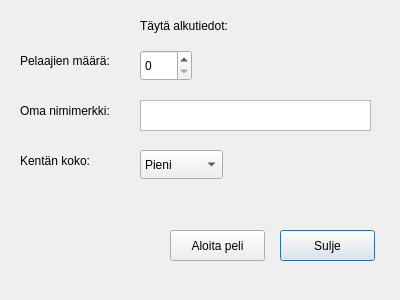
Old version of the form ElectionGame/Student/setupwindow.ui in the repository elguitar/los-horos.
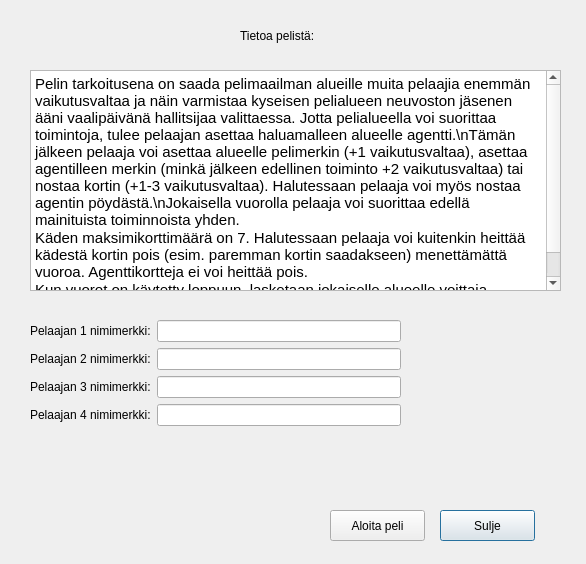
New version of the form.

Commit message: =setupwindow kokonaan uusittu, pelaajien luontia muutettu niin että pelaajia voi nyt tehdä 2-4 ja niitä ei enää tehdä mainissa.

What changed in the file:
```diff
--- a/ElectionGame/Student/setupwindow.ui
+++ b/ElectionGame/Student/setupwindow.ui
@@ -6,8 +6,8 @@
    <rect>
     <x>0</x>
     <y>0</y>
-    <width>400</width>
-    <height>300</height>
+    <width>586</width>
+    <height>564</height>
    </rect>
   </property>
   <property name="windowTitle">
@@ -16,8 +16,8 @@
   <widget class="QPushButton" name="Suljebutton">
    <property name="geometry">
     <rect>
-     <x>280</x>
-     <y>230</y>
+     <x>440</x>
+     <y>510</y>
      <width>95</width>
      <height>31</height>
     </rect>
@@ -29,8 +29,8 @@
   <widget class="QPushButton" name="Aloitabutton">
    <property name="geometry">
     <rect>
-     <x>170</x>
-     <y>230</y>
+     <x>330</x>
+     <y>510</y>
      <width>95</width>
      <height>31</height>
     </rect>
@@ -39,100 +39,89 @@
     <string>Aloita peli</string>
    </property>
   </widget>
-  <widget class="QLabel" name="Pelaajat_label">
-   <property name="geometry">
-    <rect>
-     <x>20</x>
-     <y>50</y>
-     <width>111</width>
-     <height>21</height>
-    </rect>
-   </property>
-   <property name="text">
-    <string>Pelaajien määrä:</string>
-   </property>
-  </widget>
   <widget class="QLabel" name="Title_label">
    <property name="geometry">
     <rect>
-     <x>140</x>
-     <y>10</y>
+     <x>240</x>
+     <y>20</y>
      <width>111</width>
      <height>31</height>
     </rect>
    </property>
    <property name="text">
-    <string>Täytä alkutiedot:</string>
+    <string>Tietoa pelistä:</string>
    </property>
   </widget>
-  <widget class="QLabel" name="Nimimerkki_label">
+  <widget class="QTextBrowser" name="saantoBox">
    <property name="geometry">
     <rect>
-     <x>20</x>
-     <y>100</y>
-     <width>111</width>
-     <height>21</height>
+     <x>30</x>
+     <y>70</y>
+     <width>531</width>
+     <height>221</height>
     </rect>
    </property>
-   <property name="text">
-    <string>Oma nimimerkki:</string>
+   <property name="html">
+    <string>&lt;!DOCTYPE HTML PUBLIC &quot;-//W3C//DTD HTML 4.0//EN&quot; &quot;http://www.w3.org/TR/REC-html40/strict.dtd&quot;&gt;
+&lt;html&gt;&lt;head&gt;&lt;meta name=&quot;qrichtext&quot; content=&quot;1&quot; /&gt;&lt;style type=&quot;text/css&quot;&gt;
+p, li { white-space: pre-wrap; }
+&lt;/style&gt;&lt;/head&gt;&lt;body style=&quot; font-family:'Cantarell'; font-size:11pt; font-weight:400; font-style:normal;&quot;&gt;
+&lt;p style=&quot; margin-top:0px; margin-bottom:0px; margin-left:0px; margin-right:0px; -qt-block-indent:0; text-indent:0px;&quot;&gt;Pelin tarkoitusena on saada pelimaailman alueille muita pelaajia enemmän vaikutusvaltaa ja näin varmistaa kyseisen pelialueen neuvoston jäsenen ääni vaalipäivänä hallitsijaa valittaessa. Jotta pelialueella voi suorittaa toimintoja, tulee pelaajan asettaa haluamalleen alueelle agentti.\nTämän jälkeen pelaaja voi asettaa alueelle pelimerkin (+1 vaikutusvaltaa), asettaa agentilleen merkin (minkä jälkeen edellinen toiminto +2 vaikutusvaltaa) tai nostaa kortin (+1-3 vaikutusvaltaa). Halutessaan pelaaja voi myös nostaa agentin pöydästä.\nJokaisella vuorolla pelaaja voi suorittaa edellä mainituista toiminnoista yhden. &lt;/p&gt;
+&lt;p style=&quot; margin-top:0px; margin-bottom:0px; margin-left:0px; margin-right:0px; -qt-block-indent:0; text-indent:0px;&quot;&gt;Käden maksimikorttimäärä on 7. Halutessaan pelaaja voi kuitenkin heittää kädestä kortin pois (esim. paremman kortin saadakseen) menettämättä vuoroa. Agenttikortteja ei voi heittää pois.&lt;/p&gt;
+&lt;p style=&quot; margin-top:0px; margin-bottom:0px; margin-left:0px; margin-right:0px; -qt-block-indent:0; text-indent:0px;&quot;&gt;Kun vuorot on käytetty loppuun, lasketaan jokaiselle alueelle voittaja. Tasatilanteessa suurimman kokonaisvaikutusvallan omaava pelaaja voittaa.&lt;/p&gt;&lt;/body&gt;&lt;/html&gt;</string>
    </property>
   </widget>
-  <widget class="QLabel" name="Kentankoko_label">
+  <widget class="QWidget" name="formLayoutWidget">
    <property name="geometry">
     <rect>
-     <x>20</x>
-     <y>150</y>
-     <width>111</width>
-     <height>21</height>
+     <x>30</x>
+     <y>320</y>
+     <width>371</width>
+     <height>171</height>
     </rect>
    </property>
-   <property name="text">
-    <string>Kentän koko:</string>
-   </property>
-  </widget>
-  <widget class="QTextEdit" name="Nimimerkki">
-   <property name="geometry">
-    <rect>
-     <x>140</x>
-     <y>100</y>
-     <width>231</width>
-     <height>31</height>
-    </rect>
-   </property>
-  </widget>
-  <widget class="QSpinBox" name="Pelaajat">
-   <property name="geometry">
-    <rect>
-     <x>140</x>
-     <y>50</y>
-     <width>52</width>
-     <height>31</height>
-    </rect>
-   </property>
-  </widget>
-  <widget class="QComboBox" name="Kentankoko">
-   <property name="geometry">
-    <rect>
-     <x>140</x>
-     <y>150</y>
-     <width>83</width>
-     <height>29</height>
-    </rect>
-   </property>
-   <property name="styleSheet">
-    <string notr="true"/>
-   </property>
-   <item>
-    <property name="text">
-     <string>Pieni</string>
-    </property>
-   </item>
-   <item>
-    <property name="text">
-     <string>Suuri</string>
-    </property>
-   </item>
+   <layout class="QFormLayout" name="playerLayout">
+    <item row="0" column="0">
+     <widget class="QLabel" name="p1Label">
+      <property name="text">
+       <string>Pelaajan 1 nimimerkki:</string>
+      </property>
+     </widget>
+    </item>
+    <item row="0" column="1">
+     <widget class="QLineEdit" name="p1Name"/>
+    </item>
+    <item row="1" column="0">
+     <widget class="QLabel" name="p2Label">
+      <property name="text">
+       <string>Pelaajan 2 nimimerkki:</string>
+      </property>
+     </widget>
+    </item>
+    <item row="1" column="1">
+     <widget class="QLineEdit" name="p2Name"/>
+    </item>
+    <item row="2" column="0">
+     <widget class="QLabel" name="p3Label">
+      <property name="text">
+       <string>Pelaajan 3 nimimerkki:</string>
+      </property>
+     </widget>
+    </item>
+    <item row="2" column="1">
+     <widget class="QLineEdit" name="p3Name"/>
+    </item>
+    <item row="3" column="0">
+     <widget class="QLabel" name="p4Label">
+      <property name="text">
+       <string>Pelaajan 4 nimimerkki:</string>
+      </property>
+     </widget>
+    </item>
+    <item row="3" column="1">
+     <widget class="QLineEdit" name="p4Name"/>
+    </item>
+   </layout>
   </widget>
  </widget>
  <tabstops>
```
Left out of the diff: 3 changed lines with no effect on the pictures. The commit also changes 3 other files.
